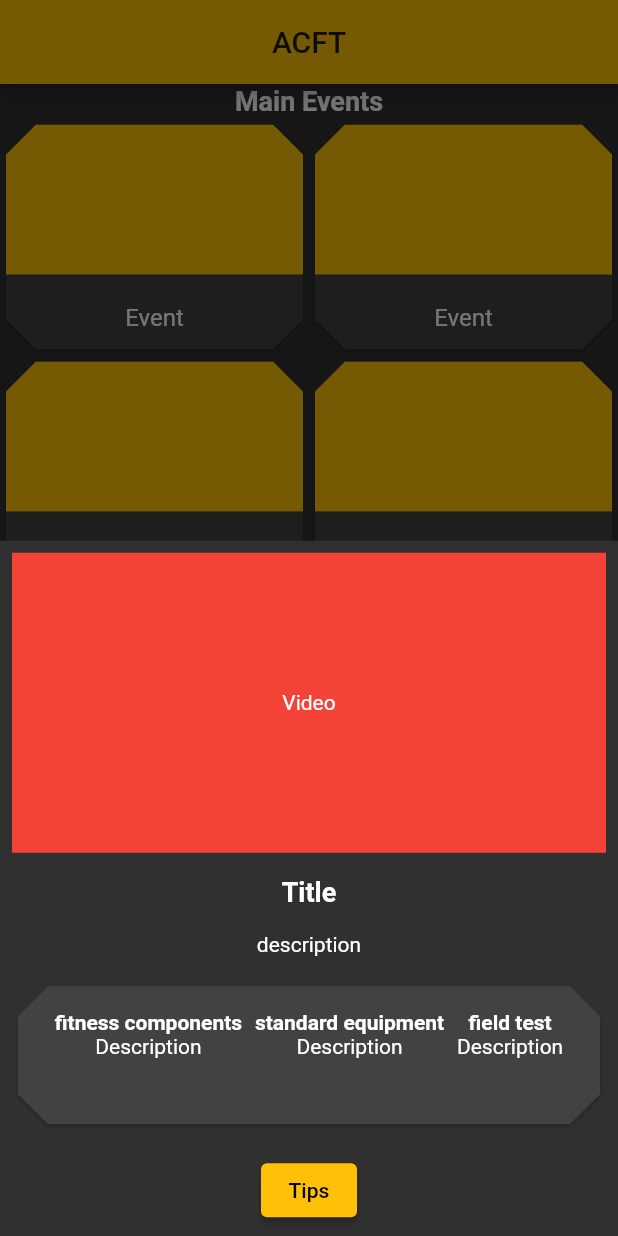
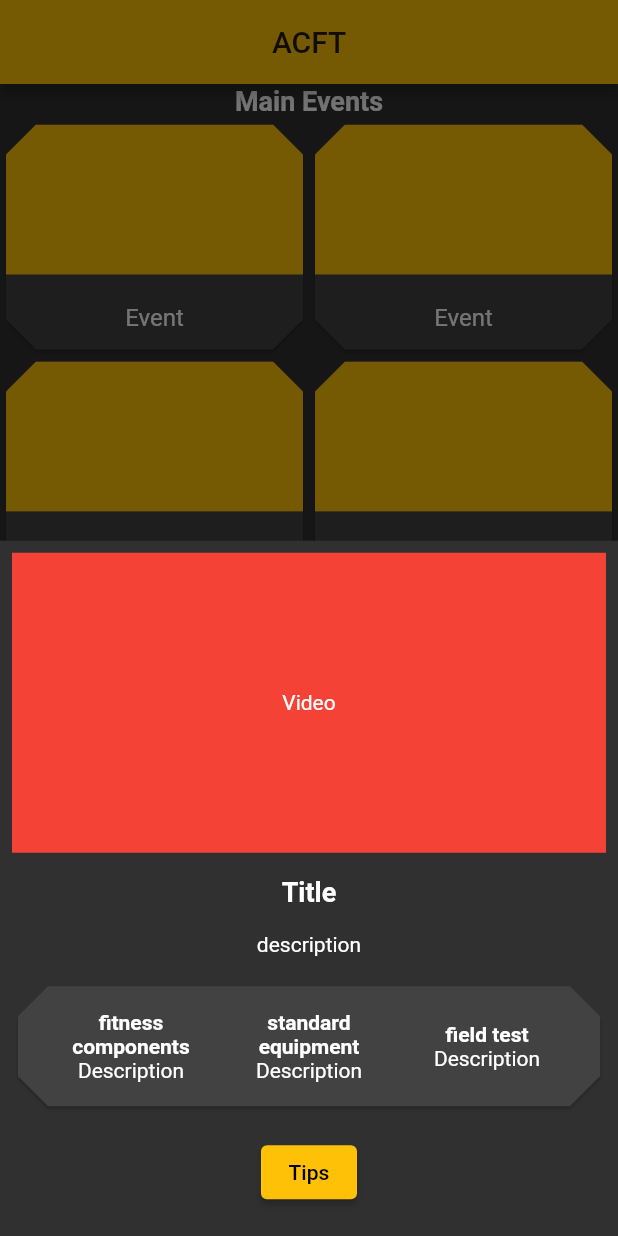
Before and after one commit to flores912/acft_flutter, a Flutter app: the screen it shows after launch, after a tap on "Event", on a phone screen of 412 x 824 dp. Run offline on Flutter 3.47's test engine with Material 2 defaults, Android fonts, the phone set to English and light mode, and no system bars.

Commit message:
-added more bottom sheet to ui layout improvements

```diff
--- a/lib/acft_events.dart
+++ b/lib/acft_events.dart
@@ -32,7 +32,7 @@ class _AcftEventsPageState extends State<AcftEventsPage> {
                 shrinkWrap: true,
                 gridDelegate: SliverGridDelegateWithFixedCrossAxisCount(
                     crossAxisCount: 2,
-                    childAspectRatio: 3 /2.3,
+                    childAspectRatio: 3 / 2.3,
                     mainAxisSpacing: 0,
                     crossAxisSpacing: 0),
                 children: [
@@ -44,7 +44,7 @@ class _AcftEventsPageState extends State<AcftEventsPage> {
                   EventCard(),
                 ]),
             Padding(
-              padding: const EdgeInsets.fromLTRB(8,0,8,16),
+              padding: const EdgeInsets.fromLTRB(8, 0, 8, 16),
               child: Text(
                 'Alternate Events',
                 style: TextStyle(fontWeight: FontWeight.bold, fontSize: 18),
@@ -83,11 +83,19 @@ class _EventCardState extends State<EventCard> {
                 children: [
                   Padding(
                     padding: const EdgeInsets.all(8.0),
-                    child: Container(color:Colors.red,height:200,child: Center(child: Text('Video')),),
+                    child: Container(
+                      color: Colors.red,
+                      height: 200,
+                      child: Center(child: Text('Video')),
+                    ),
                   ),
                   Padding(
                     padding: const EdgeInsets.all(8.0),
-                    child: Text('Title',style: TextStyle(fontSize: 18,fontWeight: FontWeight.bold),),
+                    child: Text(
+                      'Title',
+                      style:
+                          TextStyle(fontSize: 18, fontWeight: FontWeight.bold),
+                    ),
                   ),
                   Padding(
                     padding: const EdgeInsets.all(8.0),
@@ -95,42 +103,65 @@ class _EventCardState extends State<EventCard> {
                   ),
                   Padding(
                     padding: const EdgeInsets.all(8.0),
-                    child: Container(height: 100,
-                      child: Card(child: Column(
+                    child: Container(
+                      child: Card(
+                        child: Column(
                           children: [
                             Padding(
                               padding: const EdgeInsets.all(16.0),
-                            child: Row(mainAxisAlignment: MainAxisAlignment.spaceEvenly,
+                              child: Row(
+                                mainAxisAlignment:
+                                    MainAxisAlignment.spaceEvenly,
                                 children: [
-                                Column(
+                                  Expanded(
+                                    child: Column(
                                       children: [
-                                    Text('fitness components',style: TextStyle(fontWeight: FontWeight.bold),),
-                                    Text('Description')
+                                        Text(
+                                          'fitness components',overflow: TextOverflow.ellipsis,maxLines: 2,
+                                          textAlign:TextAlign.center,style: TextStyle(
+                                              fontWeight: FontWeight.bold,),
+                                        ),
+                                        Text('Description',
+                                          textAlign:TextAlign.center,)
                                       ],
                                     ),
-                                Column(
+                                  ),
+                                  Expanded(
+                                    child: Column(
                                       children: [
-                                    Text('standard equipment',style: TextStyle(fontWeight: FontWeight.bold),),
-                                    Text('Description')
+                                        Text(
+                                          'standard equipment', textAlign:TextAlign.center,overflow: TextOverflow.ellipsis,maxLines: 2,
+                                          style: TextStyle(
+                                              fontWeight: FontWeight.bold),
+                                        ),
+                                        Text('Description',overflow: TextOverflow.ellipsis, textAlign:TextAlign.center,)
                                       ],
                                     ),
-                                Column(
+                                  ),
+                                  Expanded(
+                                    child: Column(
                                       children: [
-                                    Text('field test',style: TextStyle(fontWeight: FontWeight.bold),),
-                                    Text('Description')
+                                        Text(
+                                          'field test', textAlign:TextAlign.center,overflow: TextOverflow.ellipsis,maxLines: 2,
+                                          style: TextStyle(
+                                              fontWeight: FontWeight.bold),
+                                        ),
+                                        Text('Description',overflow: TextOverflow.ellipsis, textAlign:TextAlign.center,)
                                       ],
+                                    ),
                                   )
                                 ],
                               ),
                             ),
                           ],
-                      ),),
+                        ),
+                      ),
                     ),
                   ),
                   Padding(
                     padding: const EdgeInsets.all(8.0),
-                    child: ElevatedButton(onPressed: (){
-                    }, child: Text('Tips')),
+                    child:
+                        ElevatedButton(onPressed: () {}, child: Text('Tips')),
                   )
                 ],
               );
```
Lines whose indentation alone changed are shown as unchanged.
